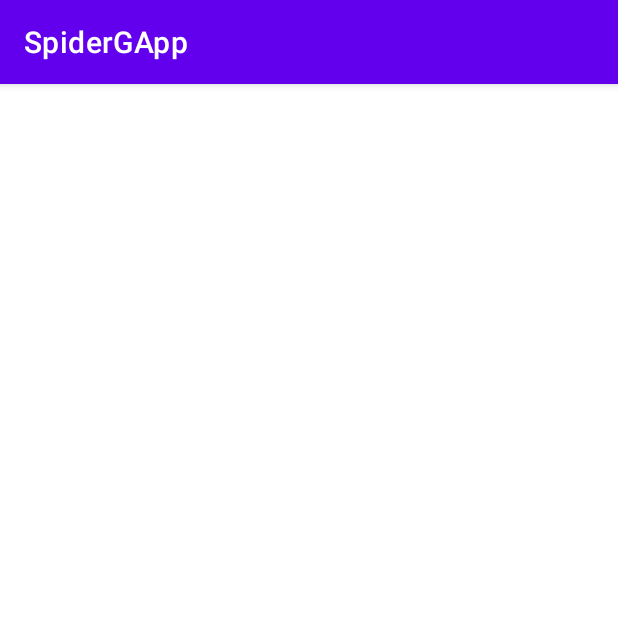
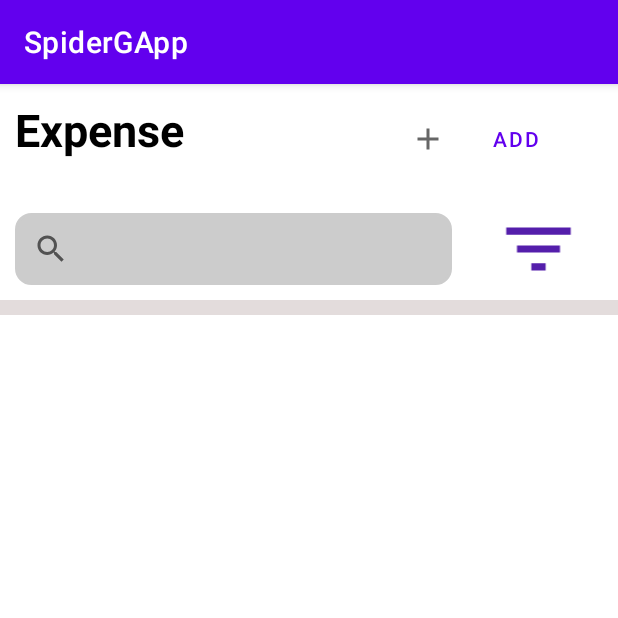
Before and after one commit to abhijeet-shinde264/SpiderGApp, an Android app: the Reimbursement screen opened directly, with no data from a screen before it, on a phone screen of 412 x 824 dp, the top half of it. Run offline under Robolectric (Android 15) with nearby library versions, the phone set to English and light mode, and no system bars.

Commit message:
Added files

```diff
--- a/app/src/main/AndroidManifest.xml
+++ b/app/src/main/AndroidManifest.xml
@@ -9,7 +9,9 @@
         android:roundIcon="@mipmap/ic_launcher_round"
         android:supportsRtl="true"
         android:theme="@style/Theme.SpiderGApp">
-        <activity android:name=".Reimbursement"></activity>
+        <activity android:name=".ViewMoreExpense" />
+        <activity android:name=".ExpenseDetails" />
+        <activity android:name=".Reimbursement" />
         <activity android:name=".ViewMoreSalary" />
         <activity android:name=".SalesDetails" />
         <activity android:name=".MainActivity">
--- /dev/null
+++ b/app/src/main/res/drawable/ic_baseline_add_circle_outline_24.xml
@@ -0,0 +1,5 @@
+<vector android:height="24dp" android:tint="#541EAB"
+    android:viewportHeight="24" android:viewportWidth="24"
+    android:width="24dp" xmlns:android="http://schemas.android.com/apk/res/android">
+    <path android:fillColor="@android:color/white" android:pathData="M13,7h-2v4L7,11v2h4v4h2v-4h4v-2h-4L13,7zM12,2C6.48,2 2,6.48 2,12s4.48,10 10,10 10,-4.48 10,-10S17.52,2 12,2zM12,20c-4.41,0 -8,-3.59 -8,-8s3.59,-8 8,-8 8,3.59 8,8 -3.59,8 -8,8z"/>
+</vector>
--- a/app/src/main/res/layout/activity_reimbursement.xml
+++ b/app/src/main/res/layout/activity_reimbursement.xml
@@ -1,9 +1,81 @@
 <?xml version="1.0" encoding="utf-8"?>
-<androidx.constraintlayout.widget.ConstraintLayout xmlns:android="http://schemas.android.com/apk/res/android"
+<LinearLayout xmlns:android="http://schemas.android.com/apk/res/android"
     xmlns:app="http://schemas.android.com/apk/res-auto"
     xmlns:tools="http://schemas.android.com/tools"
     android:layout_width="match_parent"
     android:layout_height="match_parent"
-    tools:context=".Reimbursement">
+    tools:context=".Reimbursement"
+    android:orientation="vertical"
+    android:background="#D2DDD5D5">
+    <LinearLayout
+        android:layout_width="match_parent"
+        android:layout_height="wrap_content"
+        android:orientation="horizontal"
+        android:background="@color/white">
 
-</androidx.constraintlayout.widget.ConstraintLayout>
+        <TextView
+            android:id="@+id/textView3"
+            android:layout_width="wrap_content"
+            android:layout_height="56dp"
+            android:layout_margin="10dp"
+            android:layout_weight="1"
+            android:text="Expense"
+            android:textColor="@color/black"
+            android:textSize="30dp"
+            android:textStyle="bold" />
+
+        <Button
+            android:id="@+id/add"
+            style="@style/Widget.MaterialComponents.Button.OutlinedButton.Icon"
+            android:layout_width="22dp"
+            android:layout_height="wrap_content"
+            android:layout_margin="10dp"
+            android:layout_weight="1"
+            android:background="@color/white"
+            android:backgroundTint="@color/white"
+            android:drawableLeft="@drawable/ic_baseline_add_24"
+            android:text="Add"
+            />
+    </LinearLayout>
+
+    <LinearLayout
+        android:layout_width="match_parent"
+        android:layout_height="wrap_content"
+        android:orientation="horizontal"
+        android:background="@color/white">
+
+        <SearchView
+            android:layout_width="291dp"
+            android:layout_height="wrap_content"
+            android:layout_marginLeft="10dp"
+            android:layout_marginTop="10dp"
+            android:layout_marginRight="10dp"
+            android:layout_marginBottom="10dp"
+            android:background="@drawable/search_background"
+            android:queryHint="Search" />
+
+        <ImageView
+            android:id="@+id/imageView"
+            android:layout_width="87dp"
+            android:layout_height="match_parent"
+            android:layout_marginTop="5dp"
+            android:layout_marginRight="5dp"
+            android:layout_marginBottom="5dp"
+            android:layout_weight="1"
+            app:srcCompat="@drawable/ic_baseline_filter_list_24"
+            tools:ignore="VectorDrawableCompat" />
+    </LinearLayout>
+
+    <LinearLayout
+        android:layout_width="match_parent"
+        android:layout_height="match_parent"
+        android:orientation="vertical"
+        android:background="@color/white"
+        android:layout_marginTop="10dp">
+
+        <androidx.recyclerview.widget.RecyclerView
+            android:layout_width="match_parent"
+            android:layout_height="match_parent"
+            tools:listitem="@layout/expense_item" />
+    </LinearLayout>
+</LinearLayout>
```
Also changed, not shown: app/src/main/java/com/intern/spidergapp/ExpenseDetails.java (added, +14 -0 lines), app/src/main/java/com/intern/spidergapp/ViewMoreExpense.java (added, +14 -0 lines), app/src/main/res/layout/activity_expense_details.xml (added, +275 -0 lines), app/src/main/res/layout/activity_view_more_expense.xml (added, +88 -0 lines), app/src/main/res/layout/expense_item.xml (added, +99 -0 lines), app/src/main/res/layout/expensehistory.xml (added, +80 -0 lines).
